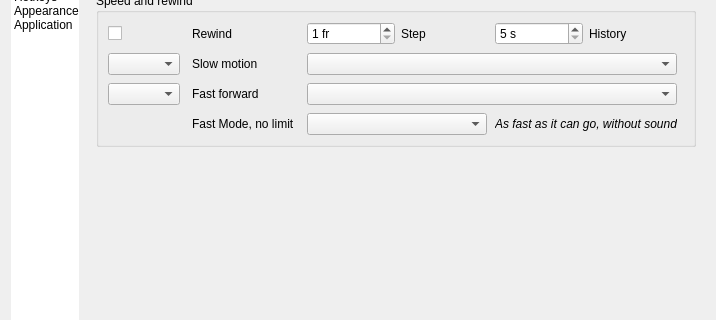
DruzhininPavel/xpeccy-plus, file ui/setupwin.ui: the form before one commit; both pictures show x 0 to 716 and y 119 to 439 of the 716 by 909 pixel window.
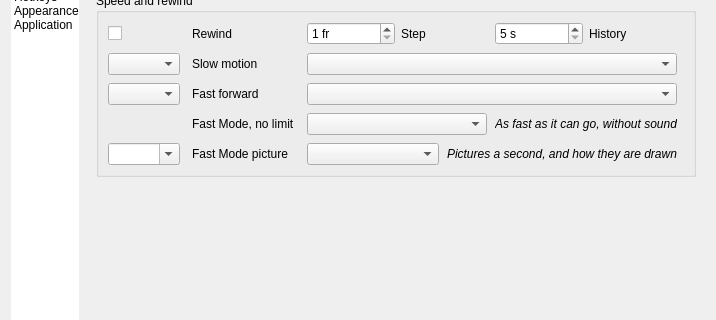
The form after the commit. The open tabs and pages were chosen to show the change. Icons and pictures are not drawn. Custom widgets are drawn as their Qt base class.

Commit message: fast mode: only the frames it shows are drawn - fast.fps of them a second (Speed and rewind: Fast Mode picture), by the raster or whole from memory; a pause in it stops after a frame drawn whole

The edit to the form file:
```diff
--- a/ui/setupwin.ui
+++ b/ui/setupwin.ui
@@ -2840,6 +2840,58 @@
                   </item>
                  </layout>
                 </item>
+                <item row="4" column="0">
+                 <widget class="QComboBox" name="cbFastFps">
+                  <property name="toolTip">
+                   <string>Pictures a second Fast Mode shows, fast loading too</string>
+                  </property>
+                  <property name="editable">
+                   <bool>true</bool>
+                  </property>
+                 </widget>
+                </item>
+                <item row="4" column="1">
+                 <widget class="QLabel" name="labFastPic">
+                  <property name="toolTip">
+                   <string>The frames between are not drawn</string>
+                  </property>
+                  <property name="text">
+                   <string>Fast Mode picture</string>
+                  </property>
+                  <property name="buddy">
+                   <cstring>cbFastFps</cstring>
+                  </property>
+                 </widget>
+                </item>
+                <item row="4" column="2">
+                 <layout class="QHBoxLayout" name="hlFastPic">
+                  <property name="spacing">
+                   <number>8</number>
+                  </property>
+                  <item>
+                   <widget class="QComboBox" name="cbFastPic"/>
+                  </item>
+                  <item>
+                   <widget class="QLabel" name="labFastPicHint">
+                    <property name="font">
+                     <font>
+                      <italic>true</italic>
+                     </font>
+                    </property>
+                    <property name="text">
+                     <string>Pictures a second, and how they are drawn</string>
+                    </property>
+                   </widget>
+                  </item>
+                  <item>
+                   <spacer name="hlFastPic_sp">
+                    <property name="orientation">
+                     <enum>Qt::Horizontal</enum>
+                    </property>
+                   </spacer>
+                  </item>
+                 </layout>
+                </item>
                </layout>
               </widget>
              </item>
```
The commit also changes 11 other files.
